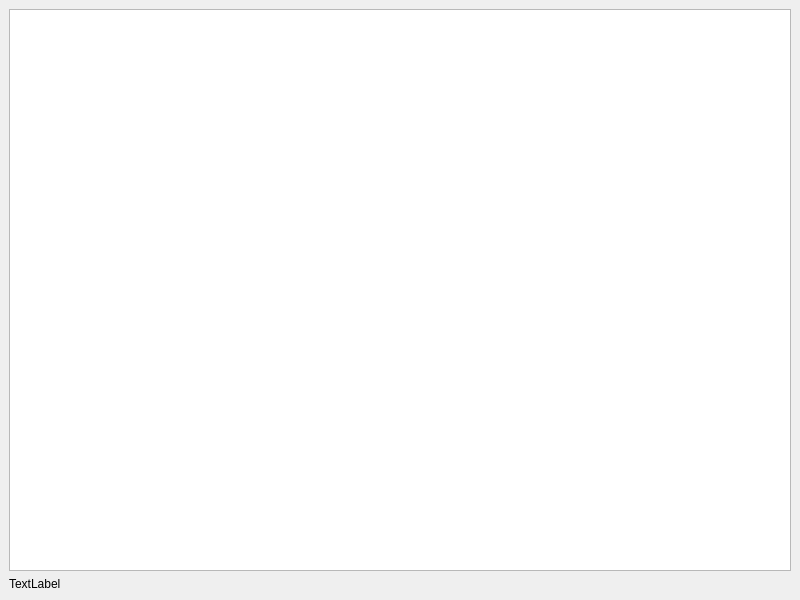
Before: the Qt Designer form src/ui/main_window.ui in eipai-1/tinychat_client, drawn with Qt 5.
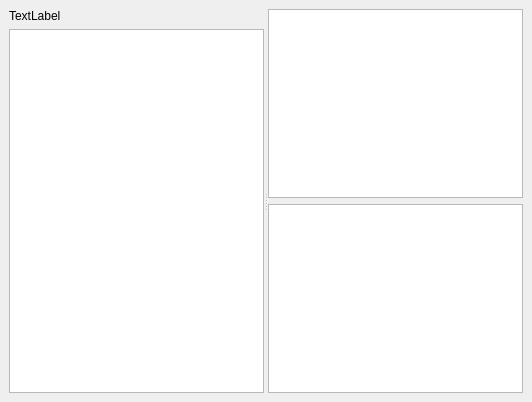
After: the same form once the commit is applied.

Commit message: feat: 添加拉取聊天记录的网络请求。基于QListView实现基础的聊天记录展示

Patch:
```diff
--- a/src/ui/main_window.ui
+++ b/src/ui/main_window.ui
@@ -6,8 +6,8 @@
    <rect>
     <x>0</x>
     <y>0</y>
-    <width>800</width>
-    <height>600</height>
+    <width>532</width>
+    <height>402</height>
    </rect>
   </property>
   <property name="windowTitle">
@@ -16,21 +16,35 @@
   <widget class="QWidget" name="centralwidget">
    <layout class="QHBoxLayout" name="horizontalLayout">
     <item>
+     <widget class="QSplitter" name="splitter">
+      <property name="orientation">
+       <enum>Qt::Orientation::Horizontal</enum>
+      </property>
+      <widget class="QWidget" name="layoutWidget">
      <layout class="QVBoxLayout" name="verticalLayout">
       <item>
-       <widget class="QListView" name="room_list_view_"/>
-      </item>
-      <item>
-       <widget class="QLabel" name="username_label">
+         <widget class="QLabel" name="username_label_">
         <property name="text">
          <string>TextLabel</string>
         </property>
        </widget>
       </item>
-     </layout>
+        <item>
+         <widget class="QListView" name="room_list_view_"/>
+        </item>
+       </layout>
+      </widget>
+      <widget class="QWidget" name="layoutWidget">
+       <layout class="QVBoxLayout" name="verticalLayout_2">
+        <item>
+         <widget class="QListView" name="chat_box_view_"/>
     </item>
     <item>
-     <layout class="QVBoxLayout" name="verticalLayout_2"/>
+         <widget class="QTextEdit" name="chat_text_edit_"/>
+        </item>
+       </layout>
+      </widget>
+     </widget>
     </item>
    </layout>
   </widget>
```
Lines whose indentation alone changed are shown as unchanged. The commit also changes 22 other files.
